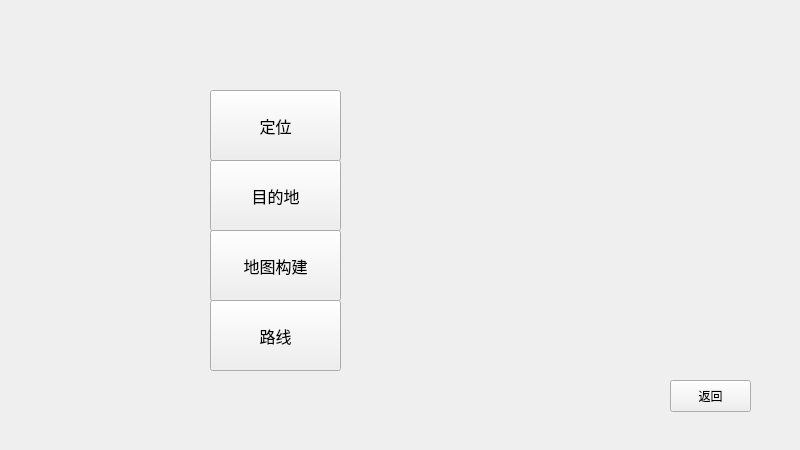
First picture: the form in planRoad/planRoad.ui, repository lcdsdream/my-gradution-project, before the edit.
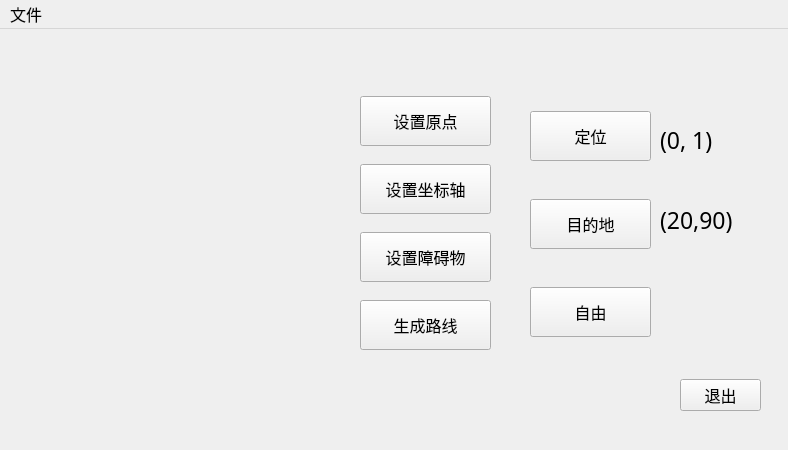
Second picture: the form after the edit.

Commit message: planRoad 1 step finish

```diff
--- a/planRoad/planRoad.ui
+++ b/planRoad/planRoad.ui
@@ -1,107 +1,313 @@
 <?xml version="1.0" encoding="UTF-8"?>
 <ui version="4.0">
  <class>PlanRoad</class>
- <widget class="QWidget" name="PlanRoad">
+ <widget class="QMainWindow" name="PlanRoad">
   <property name="geometry">
    <rect>
     <x>0</x>
     <y>0</y>
-    <width>800</width>
+    <width>788</width>
     <height>450</height>
    </rect>
   </property>
+  <property name="maximumSize">
+   <size>
+    <width>800</width>
+    <height>480</height>
+   </size>
+  </property>
+  <property name="font">
+   <font>
+    <family>WenQuanYi Micro Hei</family>
+    <pointsize>12</pointsize>
+    <weight>50</weight>
+    <italic>false</italic>
+    <bold>false</bold>
+    <underline>false</underline>
+    <strikeout>false</strikeout>
+   </font>
+  </property>
   <property name="windowTitle">
    <string>路径规划</string>
   </property>
-  <widget class="QPushButton" name="buttonQuit">
+  <widget class="QWidget" name="centralwidget">
+   <widget class="QPushButton" name="buttonQuit">
+    <property name="geometry">
+     <rect>
+      <x>680</x>
+      <y>350</y>
+      <width>81</width>
+      <height>32</height>
+     </rect>
+    </property>
+    <property name="font">
+     <font>
+      <family>WenQuanYi Micro Hei</family>
+      <weight>50</weight>
+      <bold>false</bold>
+     </font>
+    </property>
+    <property name="text">
+     <string>退出</string>
+    </property>
+   </widget>
+   <widget class="QLabel" name="labelPicture">
+    <property name="geometry">
+     <rect>
+      <x>20</x>
+      <y>20</y>
+      <width>300</width>
+      <height>350</height>
+     </rect>
+    </property>
+    <property name="font">
+     <font>
+      <family>WenQuanYi Micro Hei</family>
+      <weight>50</weight>
+      <bold>false</bold>
+     </font>
+    </property>
+    <property name="text">
+     <string/>
+    </property>
+   </widget>
+   <widget class="QWidget" name="verticalLayoutWidget">
+    <property name="geometry">
+     <rect>
+      <x>360</x>
+      <y>55</y>
+      <width>131</width>
+      <height>281</height>
+     </rect>
+    </property>
+    <layout class="QVBoxLayout" name="verticalLayout">
+     <item>
+      <widget class="QPushButton" name="btSetOrigin">
+       <property name="minimumSize">
+        <size>
+         <width>100</width>
+         <height>50</height>
+        </size>
+       </property>
+       <property name="text">
+        <string>设置原点</string>
+       </property>
+      </widget>
+     </item>
+     <item>
+      <widget class="QPushButton" name="btSetX">
+       <property name="minimumSize">
+        <size>
+         <width>100</width>
+         <height>50</height>
+        </size>
+       </property>
+       <property name="text">
+        <string>设置坐标轴</string>
+       </property>
+      </widget>
+     </item>
+     <item>
+      <widget class="QPushButton" name="btSetBlock">
+       <property name="minimumSize">
+        <size>
+         <width>100</width>
+         <height>50</height>
+        </size>
+       </property>
+       <property name="text">
+        <string>设置障碍物</string>
+       </property>
+      </widget>
+     </item>
+     <item>
+      <widget class="QPushButton" name="btCreatePath">
+       <property name="minimumSize">
+        <size>
+         <width>100</width>
+         <height>50</height>
+        </size>
+       </property>
+       <property name="text">
+        <string>生成路线</string>
+       </property>
+      </widget>
+     </item>
+    </layout>
+   </widget>
+   <widget class="QWidget" name="verticalLayoutWidget_2">
+    <property name="geometry">
+     <rect>
+      <x>530</x>
+      <y>50</y>
+      <width>121</width>
+      <height>291</height>
+     </rect>
+    </property>
+    <layout class="QVBoxLayout" name="verticalLayout_2">
+     <item>
+      <widget class="QPushButton" name="btLocation">
+       <property name="minimumSize">
+        <size>
+         <width>100</width>
+         <height>50</height>
+        </size>
+       </property>
+       <property name="text">
+        <string>定位</string>
+       </property>
+      </widget>
+     </item>
+     <item>
+      <widget class="QPushButton" name="btDestination">
+       <property name="minimumSize">
+        <size>
+         <width>100</width>
+         <height>50</height>
+        </size>
+       </property>
+       <property name="text">
+        <string>目的地</string>
+       </property>
+      </widget>
+     </item>
+     <item>
+      <widget class="QPushButton" name="btFree">
+       <property name="minimumSize">
+        <size>
+         <width>100</width>
+         <height>50</height>
+        </size>
+       </property>
+       <property name="text">
+        <string>自由</string>
+       </property>
+      </widget>
+     </item>
+    </layout>
+   </widget>
+   <widget class="QLabel" name="labelOrigin">
+    <property name="geometry">
+     <rect>
+      <x>660</x>
+      <y>90</y>
+      <width>121</width>
+      <height>41</height>
+     </rect>
+    </property>
+    <property name="font">
+     <font>
+      <pointsize>17</pointsize>
+     </font>
+    </property>
+    <property name="text">
+     <string>(0, 1)</string>
+    </property>
+   </widget>
+   <widget class="QLabel" name="labelDestination">
+    <property name="geometry">
+     <rect>
+      <x>660</x>
+      <y>170</y>
+      <width>121</width>
+      <height>41</height>
+     </rect>
+    </property>
+    <property name="font">
+     <font>
+      <pointsize>17</pointsize>
+     </font>
+    </property>
+    <property name="text">
+     <string>(20,90)</string>
+    </property>
+   </widget>
+  </widget>
+  <widget class="QMenuBar" name="menubar">
    <property name="geometry">
     <rect>
-     <x>670</x>
-     <y>380</y>
-     <width>81</width>
-     <height>32</height>
+     <x>0</x>
+     <y>0</y>
+     <width>788</width>
+     <height>27</height>
     </rect>
    </property>
+   <widget class="QMenu" name="menuFile">
+    <property name="title">
+     <string>文件</string>
+    </property>
+    <addaction name="actionFromFile"/>
+    <addaction name="actionBuildMap"/>
+    <addaction name="separator"/>
+    <addaction name="actionQuit"/>
+   </widget>
+   <addaction name="menuFile"/>
+  </widget>
+  <action name="actionIden">
    <property name="text">
-    <string>返回</string>
+    <string>识别</string>
    </property>
-  </widget>
-  <widget class="QPushButton" name="buttonSetLocation">
-   <property name="geometry">
-    <rect>
-     <x>210</x>
-     <y>90</y>
-     <width>131</width>
-     <height>71</height>
-    </rect>
+   <property name="font">
+    <font>
+     <family>WenQuanYi Micro Hei</family>
+    </font>
    </property>
    <property name="font">
     <font>
      <family>WenQuanYi Micro Hei</family>
-     <pointsize>12</pointsize>
     </font>
    </property>
    <property name="text">
-    <string>定位</string>
+    <string>捕获</string>
    </property>
-  </widget>
-  <widget class="QPushButton" name="buttonDestination">
-   <property name="geometry">
-    <rect>
-     <x>210</x>
-     <y>160</y>
-     <width>131</width>
-     <height>71</height>
-    </rect>
+   <property name="font">
+    <font>
+     <family>WenQuanYi Micro Hei</family>
+    </font>
    </property>
    <property name="font">
     <font>
      <family>WenQuanYi Micro Hei</family>
-     <pointsize>12</pointsize>
     </font>
    </property>
    <property name="text">
-    <string>目的地</string>
+    <string>人脸识别</string>
    </property>
-  </widget>
-  <widget class="QPushButton" name="buttonBuildMap">
-   <property name="geometry">
-    <rect>
-     <x>210</x>
-     <y>230</y>
-     <width>131</width>
-     <height>71</height>
-    </rect>
+   <property name="iconText">
+    <string>人脸识别</string>
    </property>
    <property name="font">
     <font>
      <family>WenQuanYi Micro Hei</family>
-     <pointsize>12</pointsize>
     </font>
    </property>
    <property name="text">
-    <string>地图构建</string>
+    <string>数字识别</string>
    </property>
-  </widget>
-  <widget class="QPushButton" name="buttonPath">
-   <property name="geometry">
-    <rect>
-     <x>210</x>
-     <y>300</y>
-     <width>131</width>
-     <height>71</height>
-    </rect>
+   <property name="font">
+    <font>
+     <family>WenQuanYi Micro Hei</family>
+    </font>
    </property>
    <property name="font">
     <font>
      <family>WenQuanYi Micro Hei</family>
-     <pointsize>12</pointsize>
     </font>
    </property>
    <property name="text">
-    <string>路线</string>
+    <string>aa</string>
    </property>
-  </widget>
+  </action>
+  <action name="actionBuildMap">
+   <property name="text">
+    <string>动态地图</string>
+   </property>
+   <property name="font">
+    <font>
+     <family>WenQuanYi Micro Hei</family>
+    </font>
+   </property>
+  </action>
  </widget>
  <resources/>
  <connections/>
```
Left out of the diff: 42 changed lines with no effect on the pictures. The commit also changes 11 other files.
